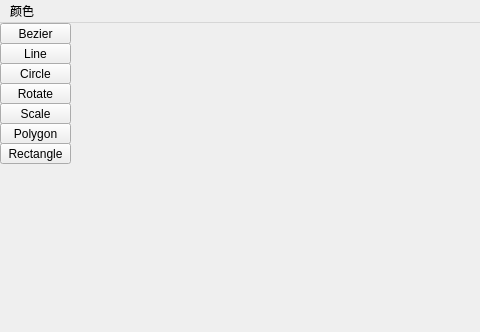
Qt form mainwindow.ui (Yong-Sun-2001/Painter) before a commit; both pictures show x 0 to 480 and y 0 to 332 of the 898 by 609 pixel window.
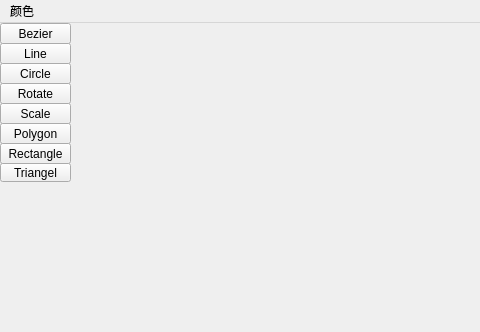
The same form after that commit.

Diff of the .ui file:
```diff
--- a/mainwindow.ui
+++ b/mainwindow.ui
@@ -130,6 +130,19 @@
      <string>Rectangle</string>
     </property>
    </widget>
+   <widget class="QToolButton" name="toolButton_9">
+    <property name="geometry">
+     <rect>
+      <x>0</x>
+      <y>140</y>
+      <width>71</width>
+      <height>19</height>
+     </rect>
+    </property>
+    <property name="text">
+     <string>Triangel</string>
+    </property>
+   </widget>
   </widget>
   <widget class="QMenuBar" name="menubar">
    <property name="geometry">
```
Left out of the diff: 2 changed lines with no effect on the pictures.
